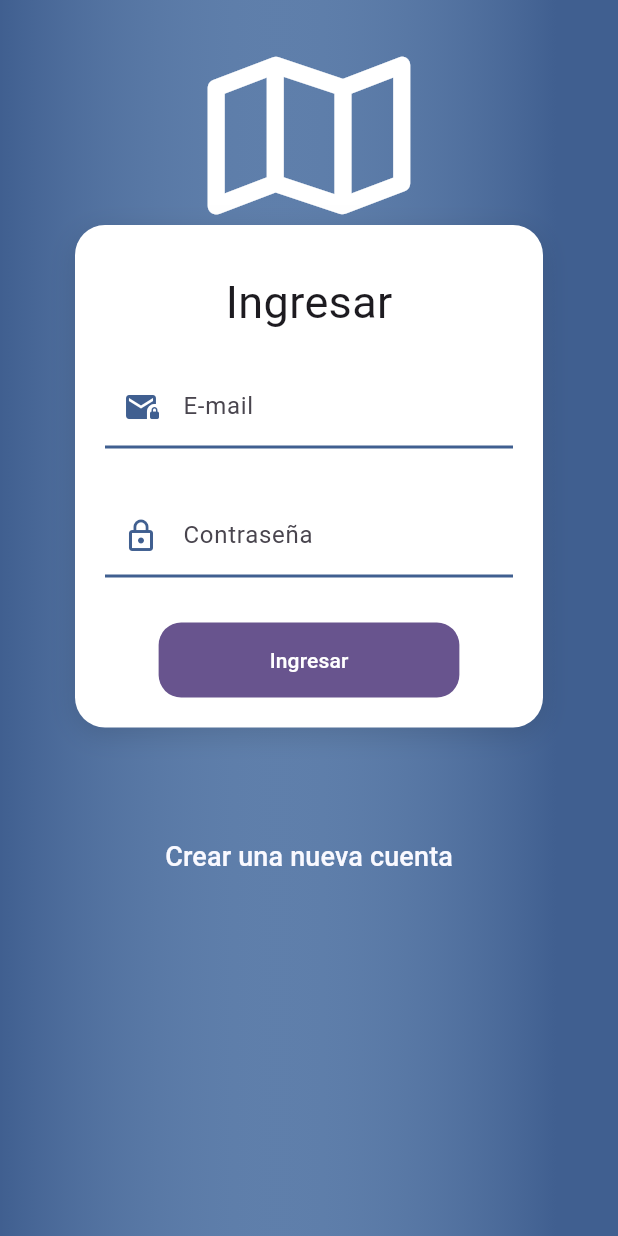
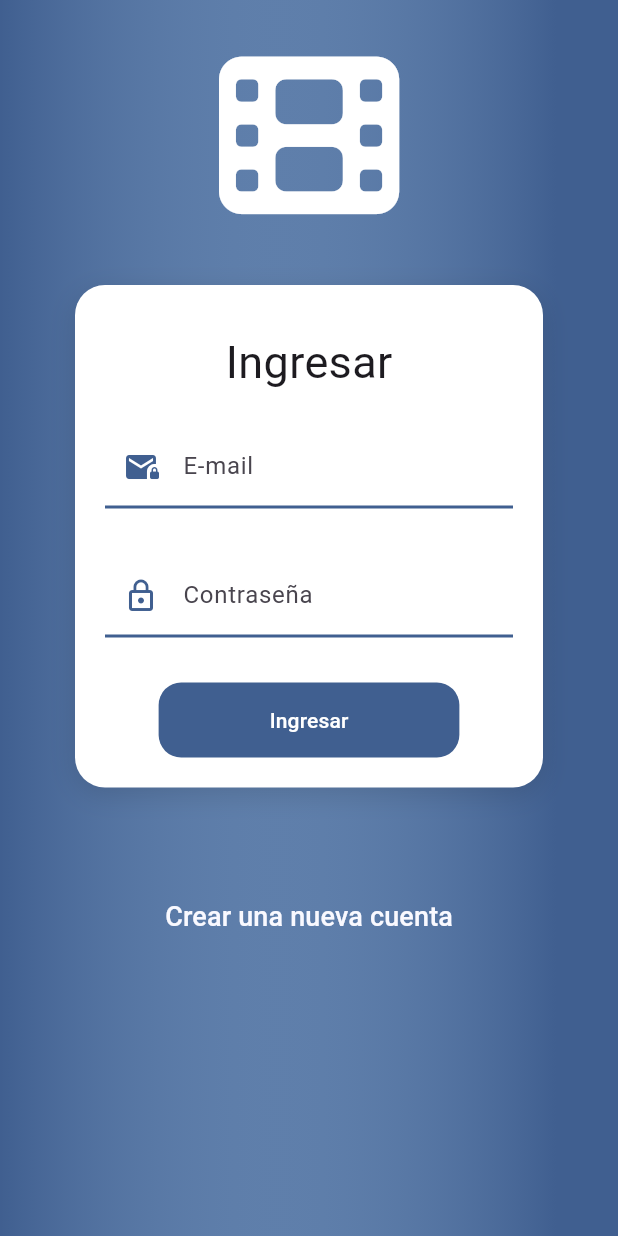
Before and after one commit to Yaravidcc/peliculas_provider, a Flutter app: the screen it shows after launch, on a phone screen of 412 x 824 dp. Run offline on Flutter 3.47's test engine with Material 3 defaults, Android fonts, the phone set to English and light mode, and no system bars; our stand-ins replace font_awesome_flutter.

Commit message:
Fin de login/register pages

```diff
--- a/lib/main.dart
+++ b/lib/main.dart
@@ -1,5 +1,5 @@
 import 'package:flutter/material.dart';
-import 'package:peliculas_app/pages/login_page.dart';
+import '../pages/pages.dart';
 
 void main() {
   runApp(const PeliculasApp());
@@ -18,25 +18,31 @@ class PeliculasApp extends StatelessWidget {
         colorScheme: ColorScheme.fromSeed(seedColor: Colors.deepPurple),
         useMaterial3: true,
       ),
+      routes: {
+        HomePage.routeName: (context) => const HomePage(),
+        RegisterPage.routeName: (context) => const RegisterPage(),
+        LoginPage.routeName: (context) => const LoginPage(),
+      },
       home: const LoginPage(),
     );
   }
 }
 
-class HomePage extends StatelessWidget {
-  final String title;
 
-  const HomePage({super.key, required this.title});
-  @override
-  Widget build(BuildContext context) {
-    return Scaffold(
-      appBar: AppBar(
-        backgroundColor: Theme.of(context).colorScheme.inversePrimary,
-        title: Text(title),
-      ),
-      body: const Center(
-        child: Text('HomePage'),
-      ),
-    );
-  }
-}
+// class HomePage extends StatelessWidget {
+//   final String title;
+
+//   const HomePage({super.key, required this.title});
+//   @override
+//   Widget build(BuildContext context) {
+//     return Scaffold(
+//       appBar: AppBar(
+//         backgroundColor: Theme.of(context).colorScheme.inversePrimary,
+//         title: Text(title),
+//       ),
+//       body: const Center(
+//         child: Text('HomePage'),
+//       ),
+//     );
+//   }
+// }
--- a/lib/pages/home_page.dart
+++ b/lib/pages/home_page.dart
@@ -9,7 +9,8 @@ class HomePage extends StatelessWidget {
   Widget build(BuildContext context) {
     return Scaffold(
       appBar: AppBar(
-        title: const Text('HomePage'),
+        backgroundColor: Theme.of(context).colorScheme.inversePrimary,
+        title: Text(titleScreen),
       ),
       body: const Center(
         child: Text('HomePage'),
--- a/lib/pages/login_page.dart
+++ b/lib/pages/login_page.dart
@@ -16,7 +16,7 @@ class LoginPage extends StatelessWidget {
         child: SingleChildScrollView(
           child: Column(
             children: [
-              const SizedBox(height: 150),
+              const SizedBox(height: 190),
               CardContainer(
                 child: Column(
                   crossAxisAlignment: CrossAxisAlignment.center,
@@ -24,9 +24,7 @@ class LoginPage extends StatelessWidget {
                     const SizedBox(height: 10),
                     Text(titleScreen, style: const TextStyle(fontSize: 30)),
                     const SizedBox(height: 20),
-                    const EmailField(),
-                    const SizedBox(height: 30),
-                    const PasswordField(),
+                    const _LoginForm(),
                     const SizedBox(height: 30),
                     _widgetButtonIngresar(context),
                   ],
@@ -44,7 +42,7 @@ class LoginPage extends StatelessWidget {
   Widget _widgetButtonIngresar(BuildContext context) {
     return AppFilledButton(
       onPressed: () => _onClickButtonIngresar(context),
-      color: Theme.of(context).colorScheme.primary,
+      color: AppTheme.appTheme.primaryColor,
       child: Container(
         padding: const EdgeInsets.symmetric(horizontal: 50, vertical: 15),
         child: const Text('Ingresar', style: TextStyle(color: Colors.white)),
@@ -68,3 +66,22 @@ class LoginPage extends StatelessWidget {
     Navigator.pushReplacementNamed(context, HomePage.routeName);
   }
 }
+
+class _LoginForm extends StatelessWidget {
+  const _LoginForm();
+
+  @override
+  Widget build(BuildContext context) {
+    return const Form(
+      autovalidateMode: AutovalidateMode.onUserInteraction,
+      child: Column(
+        crossAxisAlignment: CrossAxisAlignment.center,
+        children: [
+          EmailField(),
+          SizedBox(height: 30),
+          PasswordField(),
+        ],
+      ),
+    );
+  }
+}
--- a/lib/widgets/auth_background.dart
+++ b/lib/widgets/auth_background.dart
@@ -36,7 +36,7 @@ class _HeaderIcon extends StatelessWidget {
         width: double.infinity,
         margin: const EdgeInsets.only(top: 30),
         child: const Icon(
-          FontAwesomeIcons.map,
+          FontAwesomeIcons.film,
           color: Colors.white,
           size: 120,
         ),
--- a/lib/widgets/password_field.dart
+++ b/lib/widgets/password_field.dart
@@ -9,6 +9,7 @@ class PasswordField extends StatelessWidget {
   final String labelText;
   final String errorMessage;
   final IconData prefixIcon;
+  final String? Function(String?)? validator;
 
   const PasswordField({
     super.key,
@@ -16,6 +17,7 @@ class PasswordField extends StatelessWidget {
     this.labelText = 'Contraseña',
     this.errorMessage = 'Error en el formato de la contraseña',
     this.prefixIcon = Icons.lock_outline,
+    this.validator,
   });
 
   @override
@@ -32,9 +34,7 @@ class PasswordField extends StatelessWidget {
       onChanged: (value) {
         if (kDebugMode) print(value);
       },
-      validator: (value) {
-        return FormValidators.passwordValidator().hasMatch(value ?? '') ? null : errorMessage;
-      },
+      validator: validator ?? (value) => FormValidators.passwordValidator().hasMatch(value ?? '') ? null : errorMessage,
     );
   }
 }
```
Also changed, not shown: lib/pages/register_page.dart (+24 -6 lines).
